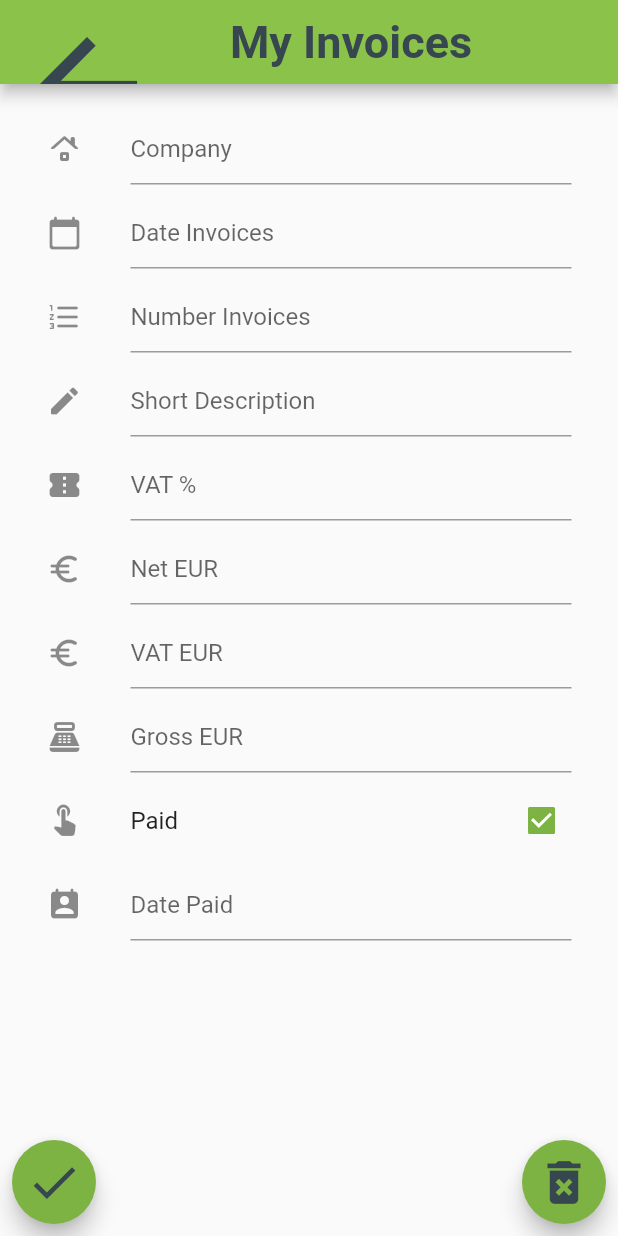
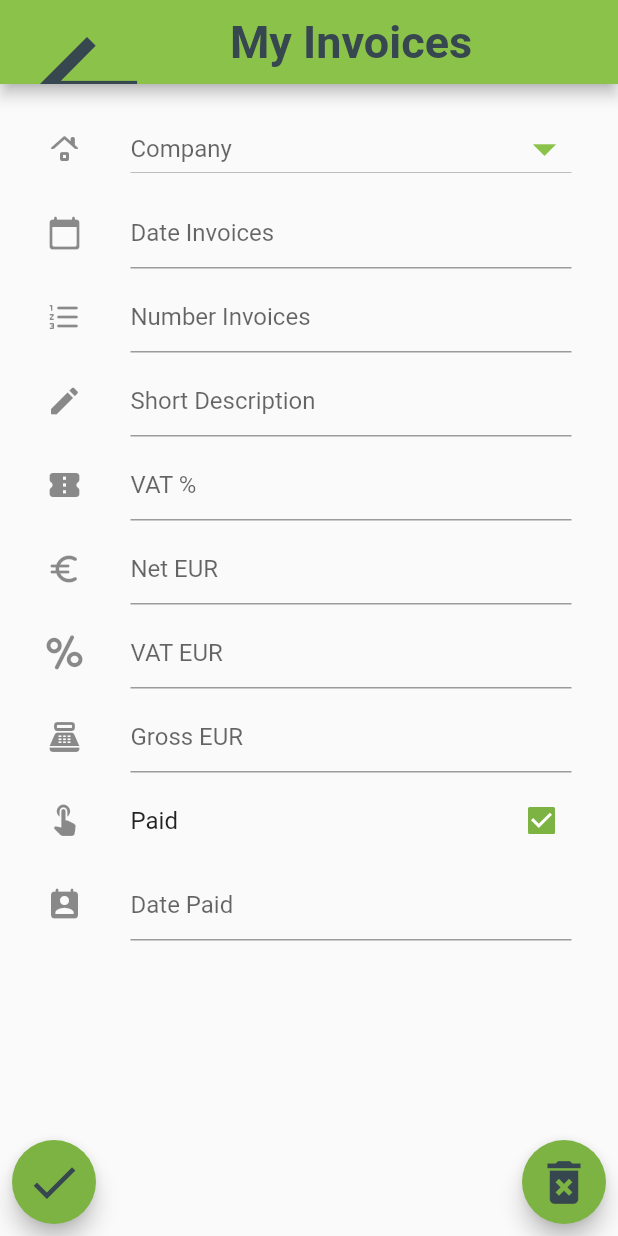
Before and after one commit to SilviaRoldan/flutter_accounting, a Flutter app: the FormInvoices screen opened by its route, on a phone screen of 412 x 824 dp. Run offline on Flutter 3.47's test engine with Material 2 defaults, Android fonts, the phone set to English and light mode, and no system bars; Roboto replaces fonts that are missing (Montserrat).

Commit message:
icinos nuevos, formulario invoices

```diff
--- /dev/null
+++ b/lib/accounting_icons.dart
@@ -0,0 +1,29 @@
+/// Flutter icons AccountingIcons
+/// Copyright (C) 2021 by original authors @ fluttericon.com, fontello.com
+/// This font was generated by FlutterIcon.com, which is derived from Fontello.
+///
+/// To use this font, place it in your fonts/ directory and include the
+/// following in your pubspec.yaml
+///
+/// flutter:
+///   fonts:
+///    - family:  AccountingIcons
+///      fonts:
+///       - asset: fonts/AccountingIcons.ttf
+///
+///
+///
+import 'package:flutter/widgets.dart';
+
+class AccountingIcons {
+  AccountingIcons._();
+
+  static const _kFontFam = 'AccountingIcons';
+
+
+  static const IconData percent = IconData(0xe800, fontFamily: _kFontFam, );
+  static const IconData graphic = IconData(0xe801, fontFamily: _kFontFam, );
+  static const IconData supplier = IconData(0xe802, fontFamily: _kFontFam,);
+  static const IconData receipt = IconData(0xe804, fontFamily: _kFontFam, );
+  static const IconData clients = IconData(0xe805, fontFamily: _kFontFam, );
+}
--- a/lib/screens/form-Invoices.dart
+++ b/lib/screens/form-Invoices.dart
@@ -1,6 +1,6 @@
 import 'package:flutter/material.dart';
 import 'package:flutter_accounting/widgets/myInvoicesform.dart';
-import 'package:flutter_accounting/screens/routes.dart';
+import 'package:flutter_accounting/widgets/calendarDate.dart';
 
 
 
@@ -33,7 +33,9 @@ class FormInvoices extends StatelessWidget {
           children: <Widget>[
             FloatingActionButton(
               heroTag: '1',
-              onPressed: () {},
+              onPressed: () {
+                CalendarDate();
+              },
               child: Icon(Icons.check, color:Colors.blueGrey[800],size: 38.0),
             ),
             FloatingActionButton(
--- a/lib/widgets/myInvoicesform.dart
+++ b/lib/widgets/myInvoicesform.dart
@@ -1,5 +1,6 @@
 import 'package:flutter/cupertino.dart';
 import 'package:flutter/material.dart';
+import 'package:flutter_accounting/accounting_icons.dart';
 
 // Define un widget de formulario
 class MyInvoicesForm extends StatefulWidget {
@@ -27,20 +28,24 @@ class MyInvoicesFormState extends State<MyInvoicesForm> {
             children: <Widget>[
               ListTile(
                   leading: const Icon(Icons.roofing_rounded),
-                title: new TextField(
-                  decoration: new InputDecoration(
-                    hintText: "Company",
-                    focusedBorder: UnderlineInputBorder(
-                      borderSide: BorderSide(
-                          color: Colors.lightGreen, width: 2.0),
-                    ),
-                  ),
+                  title:DropdownButton<String>(
+                       hint: Text ('Company'),
+                       icon: Icon(Icons.arrow_drop_down, color: Colors.lightGreen, ),
+                       iconSize: 36,
+                       isExpanded: true,
+                       items: <String>['A', 'B', 'C', 'D'].map((String value) {
+                       return new DropdownMenuItem<String>(
+                        value: value,
+                        child: new Text(value),
+                  );
+                }).toList(),
+                onChanged: (_) {},
               ),
               ),
                ListTile(
                 leading: const Icon(Icons.calendar_today_rounded),
-                title: new TextField(
-                  decoration: new InputDecoration(
+                title:  TextField(
+                  decoration:  InputDecoration(
                     hintText: "Date Invoices",
                     focusedBorder: UnderlineInputBorder(
                       borderSide: BorderSide(
@@ -51,8 +56,8 @@ class MyInvoicesFormState extends State<MyInvoicesForm> {
               ),
                ListTile(
                 leading: const Icon(Icons.format_list_numbered_rounded),
-                title: new TextField(
-                  decoration: new InputDecoration(
+                title:  TextField(
+                  decoration:  InputDecoration(
                     hintText: "Number Invoices",
                     focusedBorder: UnderlineInputBorder(
                       borderSide: BorderSide(
@@ -63,8 +68,8 @@ class MyInvoicesFormState extends State<MyInvoicesForm> {
               ),
                ListTile(
                 leading: const Icon(Icons.edit_rounded),
-                title: new TextFormField(
-                  decoration: new InputDecoration(
+                title:  TextFormField(
+                  decoration:  InputDecoration(
                     hintText: "Short Description",
                     focusedBorder: UnderlineInputBorder(
                       borderSide: BorderSide(
@@ -75,8 +80,8 @@ class MyInvoicesFormState extends State<MyInvoicesForm> {
               ),
                ListTile(
                 leading: const Icon(Icons.confirmation_num_rounded),
-                title: new TextFormField(
-                  decoration: new InputDecoration(
+                title:  TextFormField(
+                  decoration:  InputDecoration(
                     hintText: "VAT %",
                     focusedBorder: UnderlineInputBorder(
                       borderSide: BorderSide(
@@ -87,8 +92,8 @@ class MyInvoicesFormState extends State<MyInvoicesForm> {
               ),
                ListTile(
                 leading: const Icon(Icons.euro_rounded),
-                title: new TextFormField(
-                  decoration: new InputDecoration(
+                title:  TextFormField(
+                  decoration:  InputDecoration(
                     hintText: "Net EUR",
                     focusedBorder: UnderlineInputBorder(
                       borderSide: BorderSide(
@@ -98,9 +103,9 @@ class MyInvoicesFormState extends State<MyInvoicesForm> {
                 ),
               ),
                ListTile(
-                leading: const Icon(Icons.euro_rounded),
-                title: new TextFormField(
-                  decoration: new InputDecoration(
+                leading: const Icon(AccountingIcons.percent),
+                title:  TextFormField(
+                  decoration:  InputDecoration(
                     hintText: "VAT EUR",
                     focusedBorder: UnderlineInputBorder(
                       borderSide: BorderSide(
@@ -111,8 +116,8 @@ class MyInvoicesFormState extends State<MyInvoicesForm> {
               ),
                ListTile(
                 leading: const Icon(Icons.point_of_sale_rounded),
-                title: new TextFormField(
-                  decoration: new InputDecoration(
+                title:  TextFormField(
+                  decoration:  InputDecoration(
                     hintText: "Gross EUR",
                     focusedBorder: UnderlineInputBorder(
                       borderSide: BorderSide(
@@ -133,8 +138,8 @@ class MyInvoicesFormState extends State<MyInvoicesForm> {
                 ),
                ListTile(
                 leading: const Icon(Icons.perm_contact_calendar_rounded),
-                title: new TextFormField(
-                  decoration: new InputDecoration(
+                title:  TextFormField(
+                  decoration:  InputDecoration(
                     hintText: "Date Paid",
                     focusedBorder: UnderlineInputBorder(
                       borderSide: BorderSide(
```
Also changed, not shown: lib/screens/home.dart (+5 -8 lines), lib/widgets/calendarDate.dart (added, +46 -0 lines), pubspec.yaml (+5 -4 lines), images/AccountingIcons.ttf (added). Lines whose indentation alone changed are shown as unchanged.
